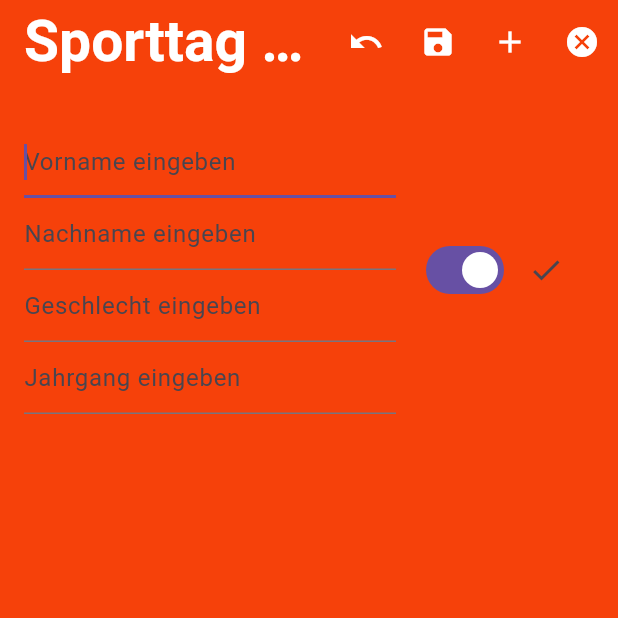
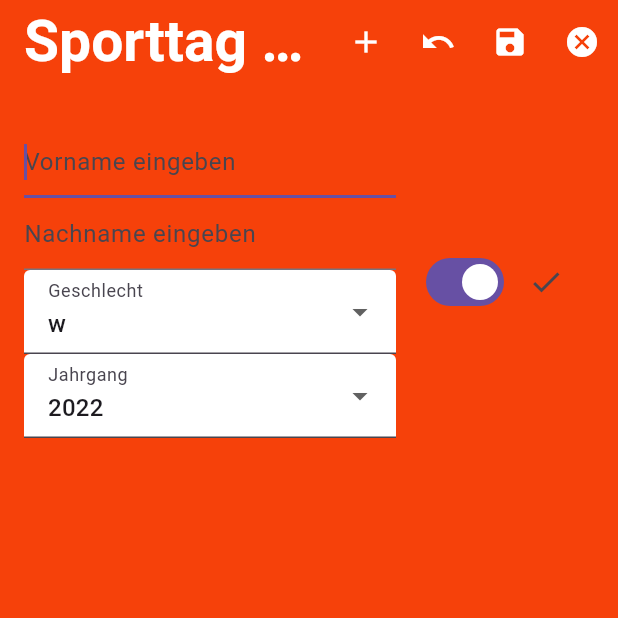
Before and after one commit to HoefiEsslingen/sporttag_wettkampfbuero, a Flutter app: the AnmeldenSporttag screen opened by its route, after a tap on the "add" icon, on a phone screen of 412 x 824 dp, the top half of it. Run offline on Flutter 3.47's test engine with Material 3 defaults, Android fonts, the phone set to English and light mode, and no system bars; our stand-ins replace logger, parse_server_sdk_flutter, qr_flutter, shared_preferences, web; missing offline and left inert: dart:ui_web; accounts and stored records are empty; network calls fail.

Commit message:
Anmeldung angepasst an VorabAnmeldung

```diff
--- a/lib/src/anmelden_sporttag.dart
+++ b/lib/src/anmelden_sporttag.dart
@@ -22,13 +22,34 @@ class AnmeldenSporttagState extends State<AnmeldenSporttag> {
   final TextEditingController geschlechtController = TextEditingController();
   final TextEditingController jahrgangController = TextEditingController();
   late FocusNode focusJahrgang;
+  static const List<String> _geschlechtListe = ['w', 'm'];
+  String _geschlecht = _geschlechtListe.first;
+  late List<int> _jahrgangListe;
+  late int _jahrgang;
 
   @override
   void initState() {
     super.initState();
     _ladeKinder();
 
+    _jahrgang = _zulaessigeJahrgaenge().first;
     focusJahrgang = FocusNode();
+  }
+
+  _zulaessigeJahrgaenge() {
+    // Die Logik um die zulässigen Jahrgänge zu bestimmen:
+    // basierend auf dem aktuellen Datum und dem festegelegten minAlter bzw. maxAlter
+    // wird die Liste der zulässigen Jahrgänge erstellt.
+    int currentYear = DateTime.now().year;
+    int maxAlter = 14; // Maximales Alter für die Anmeldung
+    int minAlter = 3; // Minimales Alter für die Anmeldung
+    _jahrgangListe = [];
+    for (int i = minAlter; i <= maxAlter; i++) {
+      _jahrgangListe.add(currentYear - i);
+    }
+    _jahrgangListe
+        .sort((a, b) => b.compareTo(a)); // Jahrgänge absteigend sortieren
+    return _jahrgangListe;
   }
 
   @override
@@ -58,7 +79,6 @@ class AnmeldenSporttagState extends State<AnmeldenSporttag> {
 
   void addNewKind() {
     setState(() {
-//     kinder.insert(0, ParseObject('Kind')
       kinderListe.insert(
           0,
           Kind(
@@ -66,6 +86,8 @@ class AnmeldenSporttagState extends State<AnmeldenSporttag> {
             nachname: '',
             jahrgang: '',
             geschlecht: '',
+            erreichtePunkte: 0,
+            riegenNummer: 0,
             bezahlt: true,
           ));
       editStates.insert(0, true); // Set new entry to be editable
@@ -91,11 +113,22 @@ class AnmeldenSporttagState extends State<AnmeldenSporttag> {
         title: Text(widget.titel!),
         automaticallyImplyLeading: false,
         actions: [
-          IconButton(tooltip: "Änderung rückgängig machen", icon: const Icon(Icons.undo), onPressed: undoChanges),
-          IconButton(tooltip: "Änderungen speichern",
-              icon: const Icon(Icons.save), onPressed: _speichereAenderungen),
-          IconButton(tooltip: "Neues Kind anmelden", icon: const Icon(Icons.add), onPressed: addNewKind),
-          IconButton(tooltip: "Anmeldung beenden", icon: const Icon(Icons.cancel), onPressed: Navigator.of(context).pop),
+          IconButton(
+              tooltip: "Neues Kind anmelden",
+              icon: const Icon(Icons.add),
+              onPressed: addNewKind),
+          IconButton(
+              tooltip: "Änderung rückgängig machen",
+              icon: const Icon(Icons.undo),
+              onPressed: undoChanges),
+          IconButton(
+              tooltip: "Änderungen speichern",
+              icon: const Icon(Icons.save),
+              onPressed: _speichereAenderungen),
+          IconButton(
+              tooltip: "Anmeldung beenden",
+              icon: const Icon(Icons.cancel),
+              onPressed: Navigator.of(context).pop),
         ],
       ),
       body: isLoading
@@ -129,22 +162,38 @@ class AnmeldenSporttagState extends State<AnmeldenSporttag> {
                                 kind.nachname = value;
                               },
                             ),
-                            TextFormField(
-                              initialValue: kind.geschlecht,
+                            DropdownButtonFormField<String>(
+                              value: _geschlecht,
+                              onChanged: (newValue) =>
+                                  setState(() => _geschlecht = newValue!),
+                              items: [
+                                for (String i in _geschlechtListe)
+                                  DropdownMenuItem(
+                                    value: i,
+                                    child: Text(i),
+                                  )
+                              ],
                               decoration: const InputDecoration(
-                                  hintText: 'Geschlecht eingeben'),
-                              onChanged: (value) {
-                                kind.geschlecht = value;
-                              },
+                                labelText: 'Geschlecht',
+                                filled: true,
+                              ),
                             ),
-                            TextFormField(
-                              focusNode: focusJahrgang,
-                              initialValue: kind.jahrgang,
+                            // Auswahl-Menü für den Jahrgang
+                            DropdownButtonFormField<int>(
+                              value: _jahrgang,
+                              onChanged: (newValue) =>
+                                  setState(() => _jahrgang = newValue!),
+                              items: [
+                                for (int i in _jahrgangListe)
+                                  DropdownMenuItem(
+                                    value: i,
+                                    child: Text('$i'),
+                                  )
+                              ],
                               decoration: const InputDecoration(
-                                  hintText: 'Jahrgang eingeben'),
-                              onChanged: (value) {
-                                kind.jahrgang = value;
-                              },
+                                labelText: 'Jahrgang',
+                                filled: true,
+                              ),
                             ),
                             const SizedBox(height: 20),
                           ],
--- a/lib/src/tools/kind_repository.dart
+++ b/lib/src/tools/kind_repository.dart
@@ -21,6 +21,13 @@ class KindRepository {
     );
   }
 
+  // NEU: Methode, um eine Liste von Kindern als Ganzes in die Datenbank zu speichern
+  Future<void> saveKinderListeToDatabase(List<Kind> kinderListe) async {
+    for (var kindElement in kinderListe) {
+      await saveKindToDatabase(kind: kindElement); // Verwendet die vorhandene Methode zum Speichern eines einzelnen Kindes
+    }
+  }
+
   // Speichert ein Kind-Objekt in die Back4App-Datenbank
   Future<bool> saveKindToDatabase({required Kind kind}) async {
     final ParseObject parseKind = ParseObject('Kind')
@@ -28,9 +35,9 @@ class KindRepository {
       ..set('Nachname', kind.nachname)
       ..set('Jahrgang', kind.jahrgang)
       ..set('Geschlecht', kind.geschlecht)
-      ..set('Punkte', kind.erreichtePunkte)
-      ..set('bezahlt', kind.bezahlt)
-      ..set('RiegenNummer', kind.riegenNummer);
+      ..set('Punkte', kind.erreichtePunkte) // Punkte können null sein, daher ?? 0
+      ..set('bezahlt', kind.bezahlt) // bezahlt kann null sein, daher ?? false
+      ..set('RiegenNummer', kind.riegenNummer); // RiegenNummer kann null sein, daher ?? 0
 
     if (kind.objectId.isNotEmpty) {
       // Wenn die objectID existiert, setze sie, um das bestehende Objekt zu aktualisieren
@@ -185,13 +192,6 @@ for (var riege in listeVonRiegen) {
     return alleKinder;
   }
 
-  // NEU: Methode, um eine Liste von Kindern als Ganzes in die Datenbank zu speichern
-  Future<void> saveKinderListeToDatabase(List<Kind> kinderListe) async {
-    for (var kindElement in kinderListe) {
-      await saveKindToDatabase(kind: kindElement); // Verwendet die vorhandene Methode zum Speichern eines einzelnen Kindes
-    }
-  }
-
   // NEU: Methode, um alle Kinder einer Liste nach Geschlecht und Jahrgang zu gruppieren
   Map<String, List<Kind>> gruppiereKinder({required List<Kind> ausDerListe}) {
     final Map<String, List<Kind>> gruppierteKinder = {};
```
